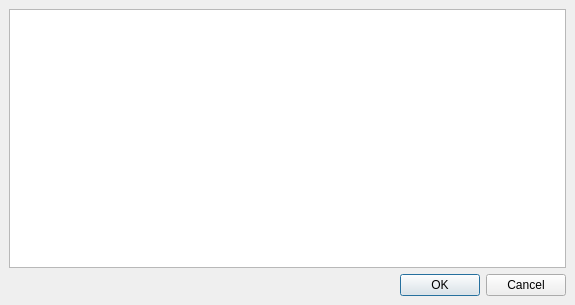
Before: the Qt Designer form MajorPrivacy/Forms/ScriptWindow.ui in xanasoft/MajorPrivacy, drawn with Qt 5.
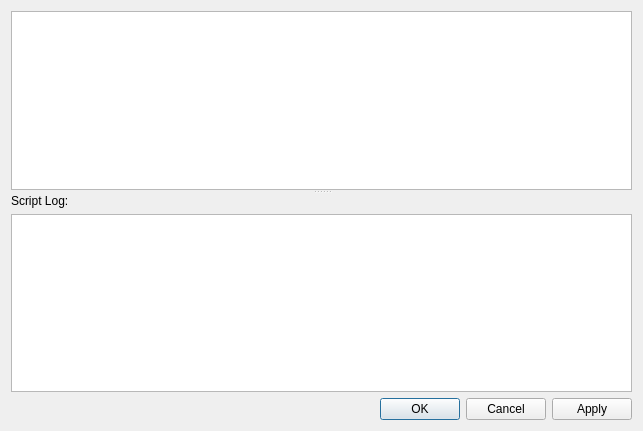
After: the same form once the commit is applied.

What changed in the file:
```diff
--- a/MajorPrivacy/Forms/ScriptWindow.ui
+++ b/MajorPrivacy/Forms/ScriptWindow.ui
@@ -6,8 +6,8 @@
    <rect>
     <x>0</x>
     <y>0</y>
-    <width>575</width>
-    <height>305</height>
+    <width>643</width>
+    <height>431</height>
    </rect>
   </property>
   <property name="sizePolicy">
@@ -31,29 +31,46 @@
   <property name="windowTitle">
    <string>MajorPrivacy - Script Editor</string>
   </property>
-  <layout class="QGridLayout" name="gridLayout">
-   <property name="leftMargin">
-    <number>9</number>
-   </property>
-   <property name="topMargin">
-    <number>9</number>
-   </property>
-   <property name="rightMargin">
-    <number>9</number>
-   </property>
-   <property name="bottomMargin">
-    <number>9</number>
-   </property>
-   <item row="1" column="0">
+  <layout class="QVBoxLayout" name="verticalLayout_8">
+   <item>
+    <widget class="QSplitter" name="splitter">
+     <property name="orientation">
+      <enum>Qt::Orientation::Vertical</enum>
+     </property>
+     <widget class="QWidget" name="verticalLayoutWidget">
+      <layout class="QVBoxLayout" name="vScript">
+       <item>
+        <widget class="QPlainTextEdit" name="txtScript"/>
+       </item>
+      </layout>
+     </widget>
+     <widget class="QWidget" name="verticalLayoutWidget_2">
+      <layout class="QVBoxLayout" name="vLog">
+       <item>
+        <widget class="QLabel" name="label_2">
+         <property name="text">
+          <string>Script Log:</string>
+         </property>
+        </widget>
+       </item>
+       <item>
+        <widget class="QPlainTextEdit" name="txtLog">
+         <property name="readOnly">
+          <bool>true</bool>
+         </property>
+        </widget>
+       </item>
+      </layout>
+     </widget>
+    </widget>
+   </item>
+   <item>
     <widget class="QDialogButtonBox" name="buttonBox">
      <property name="standardButtons">
-      <set>QDialogButtonBox::StandardButton::Cancel|QDialogButtonBox::StandardButton::Ok</set>
+      <set>QDialogButtonBox::StandardButton::Apply|QDialogButtonBox::StandardButton::Cancel|QDialogButtonBox::StandardButton::Ok</set>
      </property>
     </widget>
    </item>
-   <item row="0" column="0">
-    <widget class="QPlainTextEdit" name="txtScript"/>
-   </item>
   </layout>
  </widget>
  <resources/>
```
